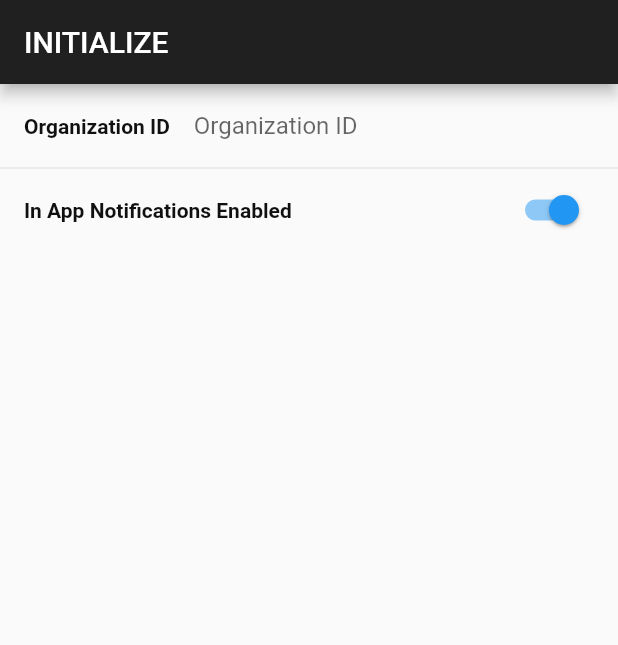
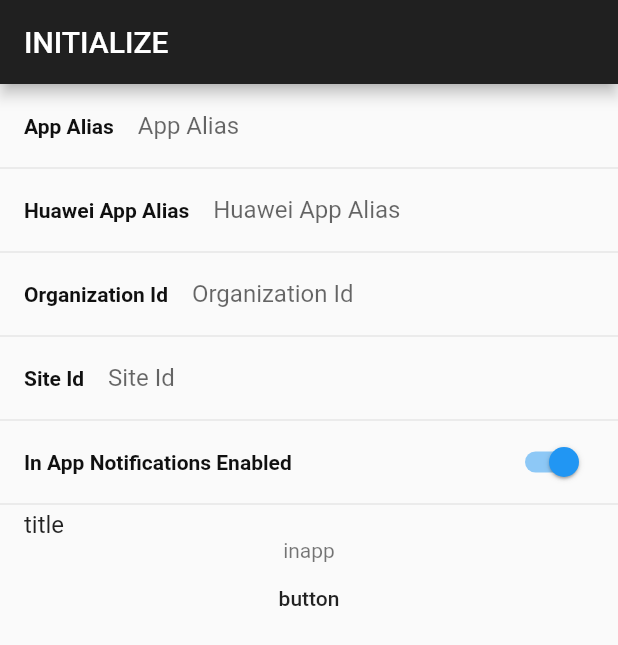
Before and after one commit to relateddigital/relateddigital-flutter, a Flutter app: the screen it shows after launch, after a tap on "In App Notifications Enabled", on a phone screen of 412 x 824 dp. Shown: the top 645 px of the screen. Run offline on Flutter 3.47's test engine with Material 2 defaults, Android fonts, the phone set to English and light mode, and no system bars.

Commit message:
example project home screen new fields add

```diff
--- a/example/lib/main.dart
+++ b/example/lib/main.dart
@@ -17,14 +17,16 @@ void main() {
   runApp(RDExample());
 }
 
-
-
 class RDExample extends StatefulWidget {
   @override
   _RDExample createState() => _RDExample();
 }
 
 class _RDExample extends State<RDExample> with SingleTickerProviderStateMixin {
+
+  final RelateddigitalFlutter relatedDigitalPlugin = RelateddigitalFlutter();
+
+
   TabController controller;
   final GlobalKey<NavigatorState> key = GlobalKey();
 
@@ -34,6 +36,29 @@ class _RDExample extends State<RDExample> with SingleTickerProviderStateMixin {
     controller = TabController(length: 3, vsync: this);
     //initPlatformState();
     //addFlutterTag();
+    initLib();
+  }
+
+  Future<void> initLib() async {
+    var initRequest = RDInitRequestModel(
+      appAlias: Constants.APP_ALIAS,
+      huaweiAppAlias: Constants.HUAWEI_APP_ALIAS, // Android only
+      androidPushIntent: Constants.ANDROID_PUSH_INTENT, // Android only
+      organizationId: Constants.ORGANIZATION_ID,
+      siteId: Constants.SITE_ID,
+      dataSource: Constants.DATA_SOURCE,
+      maxGeofenceCount: Constants.MAX_GEOFENCE_COUNT,  // IOS only
+      geofenceEnabled: Constants.GEOFENCE_ENABLED,
+      inAppNotificationsEnabled: Constants.IN_APP_NOTIFICATIONS_ENABLED, // IOS only
+      logEnabled: Constants.LOG_ENABLED,
+    );
+
+    await relatedDigitalPlugin.init(initRequest, _readNotificationCallback);
+  }
+
+  void _readNotificationCallback(dynamic result) {
+    print('_readNotificationCallback');
+    print(result);
   }
 
   @override
@@ -51,7 +76,7 @@ class _RDExample extends State<RDExample> with SingleTickerProviderStateMixin {
   }
 
   Widget homeView() {
-    return Home();
+    return Home(relatedDigitalPlugin: relatedDigitalPlugin);
   }
 
   Widget tabBarView() {
@@ -59,7 +84,7 @@ class _RDExample extends State<RDExample> with SingleTickerProviderStateMixin {
         onWillPop: null,
         child: Scaffold(
           body: TabBarView(
-            children: <Widget>[],
+            children: <Widget>[homeView(), homeView(), homeView()],
             controller: controller,
           ),
           bottomNavigationBar: bottomNavigationBar(),
--- a/example/lib/screens/home.dart
+++ b/example/lib/screens/home.dart
@@ -1,14 +1,25 @@
 import 'package:flutter/material.dart';
 import 'package:relateddigital_flutter_example/styles.dart';
+import 'package:relateddigital_flutter_example/widgets/text_input_list_tile.dart';
 import 'package:relateddigital_flutter_example/widgets/notifications_enabled_button.dart';
 //import 'package:airship_flutter/airship_flutter.dart';
 
+import 'package:relateddigital_flutter/relateddigital_flutter.dart';
+
 class Home extends StatefulWidget {
+  final RelateddigitalFlutter relatedDigitalPlugin;
+
+  Home({@required this.relatedDigitalPlugin});
+
   @override
   _HomeState createState() => _HomeState();
 }
 
 class _HomeState extends State<Home> {
+  String appAlias = "";
+  String huaweiAppAlias = "";
+  String organizationID = "";
+  String siteID = "";
   bool inAppNotificationsEnabled = false;
 
   @override
@@ -18,7 +29,9 @@ class _HomeState extends State<Home> {
 
   @override
   Widget build(BuildContext context) {
-    return Scaffold(
+    return GestureDetector(
+        onTap: () => FocusManager.instance.primaryFocus?.unfocus(),
+        child: Scaffold(
             appBar: AppBar(
               title: const Text('INITIALIZE'),
               backgroundColor: Styles.borders,
@@ -26,20 +39,30 @@ class _HomeState extends State<Home> {
             ),
             body: ListView(
               children: ListTile.divideTiles(context: context, tiles: [
-            ListTile(
-              leading: Container(
-                  padding: EdgeInsets.only(top:10, bottom: 10.0),
-                  child: Text(
-                    'Organization ID',
-                    style: Styles.settingsPrimaryText,
-                  )),
-              title: new TextField(
-                decoration: new InputDecoration(
-                  border: InputBorder.none,
-                  hintText: "Organization ID",
-                ),
-              ),
-            ),
+                TextInputListTile(
+                    title: "App Alias",
+                    onSubmitted: (String aAlias) {
+                      appAlias = aAlias;
+                      updateState();
+                    }),
+                TextInputListTile(
+                    title: "Huawei App Alias",
+                    onSubmitted: (String haAlias) {
+                      huaweiAppAlias = haAlias;
+                      updateState();
+                    }),
+                TextInputListTile(
+                    title: "Organization Id",
+                    onSubmitted: (String orgId) {
+                      organizationID = orgId;
+                      updateState();
+                    }),
+                TextInputListTile(
+                    title: "Site Id",
+                    onSubmitted: (String sId) {
+                      siteID = sId;
+                      updateState();
+                    }),
                 SwitchListTile(
                   title: Text(
                     'In App Notifications Enabled',
@@ -50,12 +73,37 @@ class _HomeState extends State<Home> {
                     inAppNotificationsEnabled = enabled;
                     updateState();
                   },
+                ),
+                ListTile(
+                  title: Text('title'),
+                  subtitle: Column(
+                    children: <Widget>[
+                      Text('inapp'),
+                      FlatButton(
+                          child: Text('button'),
+                          onPressed: () {
+                            customEvent();
+                          })
+                    ],
+                  ),
                 )
               ]).toList(),
-        ));
+            )));
+  }
+
+  Future<void> customEvent() async {
+    String pageName = 'pragmahome';
+    Map<String, String> parameters = {
+      'OM.inapptype': 'image_button',
+    };
+    await widget.relatedDigitalPlugin.customEvent(pageName, parameters);
   }
 
   updateState() {
     setState(() {});
+    print(appAlias);
+    print(huaweiAppAlias);
+    print(organizationID);
+    print(siteID);
   }
 }
--- a/example/lib/widgets/text_input_list_tile.dart
+++ b/example/lib/widgets/text_input_list_tile.dart
@@ -6,9 +6,9 @@ typedef void TapCallback(String text);
 
 class TextInputListTile extends StatelessWidget {
   final String title;
+  final onSubmitted;
 
-
-  TextInputListTile({@required this.title,});
+  TextInputListTile({@required this.title, @required this.onSubmitted});
 
   @override
   Widget build(BuildContext context) {
@@ -22,9 +22,12 @@ class TextInputListTile extends StatelessWidget {
       title: new TextField(
         decoration: new InputDecoration(
           border: InputBorder.none,
-          hintText: "Organization ID",
+          hintText: title,
         ),
+          onSubmitted: onSubmitted
       ),
     );
   }
+
+
 }
```
Lines whose indentation alone changed are shown as unchanged.
